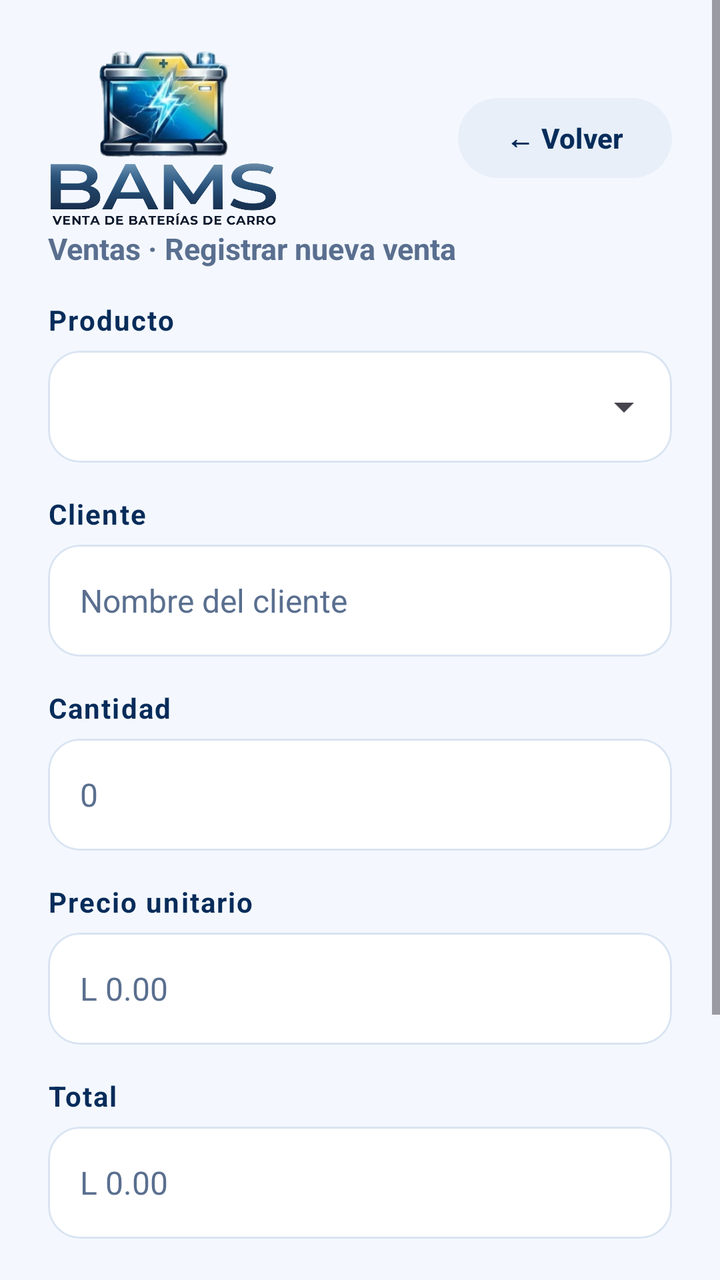
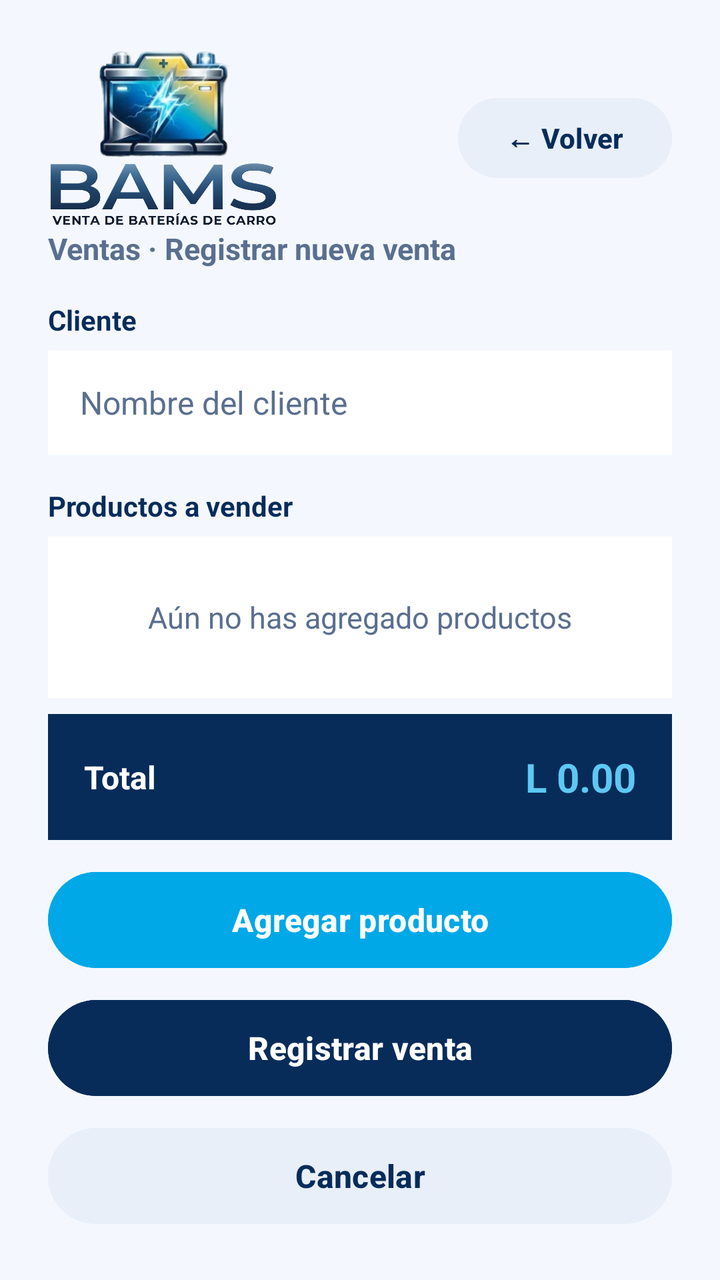

Before-and-after screenshots of an Android layout around one commit, followed by the original layout XML and the change that was made.
<!-- AndroidManifest.xml: application theme Theme.BAMS -->
<!-- res/layout/activity_registrar_ventas.xml -->
<?xml version="1.0" encoding="utf-8"?>
<ScrollView xmlns:android="http://schemas.android.com/apk/res/android"
    xmlns:app="http://schemas.android.com/apk/res-auto"
    android:layout_width="match_parent"
    android:layout_height="match_parent"
    android:background="#F4F8FE"
    android:fillViewport="true">

    <LinearLayout
        android:layout_width="match_parent"
        android:layout_height="wrap_content"
        android:orientation="vertical"
        android:padding="24dp">

        <LinearLayout
            android:layout_width="match_parent"
            android:layout_height="wrap_content"
            android:gravity="center_vertical"
            android:orientation="horizontal">

            <ImageView
                android:layout_width="120dp"
                android:layout_height="90dp"
                android:contentDescription="BAMS"
                android:scaleType="fitStart"
                app:srcCompat="@mipmap/logo" />

            <View
                android:layout_width="0dp"
                android:layout_height="1dp"
                android:layout_weight="1" />

            <com.google.android.material.button.MaterialButton
                android:id="@+id/btnVolver"
                android:layout_width="wrap_content"
                android:layout_height="48dp"
                android:text="← Volver"
                android:textAllCaps="false"
                android:textColor="#072C5A"
                android:textStyle="bold"
                app:backgroundTint="#E8EFF8"
                app:cornerRadius="24dp" />
        </LinearLayout>

        <TextView
            android:layout_width="wrap_content"
            android:layout_height="wrap_content"
            android:text="Ventas · Registrar nueva venta"
            android:textColor="#5A6F8F"
            android:textSize="15sp"
            android:textStyle="bold" />

        <TextView
            android:layout_width="match_parent"
            android:layout_height="wrap_content"
            android:layout_marginTop="16dp"
            android:letterSpacing="0.05"
            android:text="Producto"
            android:textColor="#072C5A"
            android:textSize="14sp"
            android:textStyle="bold" />

        <com.google.android.material.card.MaterialCardView
            android:layout_width="match_parent"
            android:layout_height="56dp"
            android:layout_marginTop="6dp"
            app:cardBackgroundColor="#FFFFFF"
            app:cardCornerRadius="16dp"
            app:cardElevation="0dp"
            app:strokeColor="#D9E4F2"
            app:strokeWidth="1dp">

            <Spinner
                android:id="@+id/spProducto"
                android:layout_width="match_parent"
                android:layout_height="match_parent"
                android:paddingStart="12dp"
                android:paddingEnd="12dp" />
        </com.google.android.material.card.MaterialCardView>

        <TextView
            android:layout_width="match_parent"
            android:layout_height="wrap_content"
            android:layout_marginTop="16dp"
            android:letterSpacing="0.05"
            android:text="Cliente"
            android:textColor="#072C5A"
            android:textSize="14sp"
            android:textStyle="bold" />

        <com.google.android.material.card.MaterialCardView
            android:layout_width="match_parent"
            android:layout_height="56dp"
            android:layout_marginTop="6dp"
            app:cardBackgroundColor="#FFFFFF"
            app:cardCornerRadius="16dp"
            app:cardElevation="0dp"
            app:strokeColor="#D9E4F2"
            app:strokeWidth="1dp">

            <EditText
                android:id="@+id/etCliente"
                android:layout_width="match_parent"
                android:layout_height="match_parent"
                android:background="@null"
                android:hint="Nombre del cliente"
                android:inputType="textPersonName"
                android:paddingStart="16dp"
                android:paddingEnd="16dp"
                android:textColor="#072C5A"
                android:textColorHint="#5A6F8F"
                android:textSize="16sp" />
        </com.google.android.material.card.MaterialCardView>

        <TextView
            android:layout_width="match_parent"
            android:layout_height="wrap_content"
            android:layout_marginTop="16dp"
            android:letterSpacing="0.05"
            android:text="Cantidad"
            android:textColor="#072C5A"
            android:textSize="14sp"
            android:textStyle="bold" />

        <com.google.android.material.card.MaterialCardView
            android:layout_width="match_parent"
            android:layout_height="56dp"
            android:layout_marginTop="6dp"
            app:cardBackgroundColor="#FFFFFF"
            app:cardCornerRadius="16dp"
            app:cardElevation="0dp"
            app:strokeColor="#D9E4F2"
            app:strokeWidth="1dp">

            <EditText
                android:id="@+id/etCantidad"
                android:layout_width="match_parent"
                android:layout_height="match_parent"
                android:background="@null"
                android:hint="0"
                android:inputType="number"
                android:paddingStart="16dp"
                android:paddingEnd="16dp"
                android:textColor="#072C5A"
                android:textColorHint="#5A6F8F"
                android:textSize="16sp" />
        </com.google.android.material.card.MaterialCardView>

        <TextView
            android:layout_width="match_parent"
            android:layout_height="wrap_content"
            android:layout_marginTop="16dp"
            android:letterSpacing="0.05"
            android:text="Precio unitario"
            android:textColor="#072C5A"
            android:textSize="14sp"
            android:textStyle="bold" />

        <com.google.android.material.card.MaterialCardView
            android:layout_width="match_parent"
            android:layout_height="56dp"
            android:layout_marginTop="6dp"
            app:cardBackgroundColor="#FFFFFF"
            app:cardCornerRadius="16dp"
            app:cardElevation="0dp"
            app:strokeColor="#D9E4F2"
            app:strokeWidth="1dp">

            <EditText
                android:id="@+id/etPrecio"
                android:layout_width="match_parent"
                android:layout_height="match_parent"
                android:background="@null"
                android:enabled="false"
                android:hint="L 0.00"
                android:inputType="text"
                android:paddingStart="16dp"
                android:paddingEnd="16dp"
                android:textColor="#072C5A"
                android:textColorHint="#5A6F8F"
                android:textSize="16sp" />
        </com.google.android.material.card.MaterialCardView>

        <TextView
            android:layout_width="match_parent"
            android:layout_height="wrap_content"
            android:layout_marginTop="16dp"
            android:letterSpacing="0.05"
            android:text="Total"
            android:textColor="#072C5A"
            android:textSize="14sp"
            android:textStyle="bold" />

        <com.google.android.material.card.MaterialCardView
            android:layout_width="match_parent"
            android:layout_height="56dp"
            android:layout_marginTop="6dp"
            app:cardBackgroundColor="#FFFFFF"
            app:cardCornerRadius="16dp"
            app:cardElevation="0dp"
            app:strokeColor="#D9E4F2"
            app:strokeWidth="1dp">

            <EditText
                android:id="@+id/etTotal"
                android:layout_width="match_parent"
                android:layout_height="match_parent"
                android:background="@null"
                android:enabled="false"
                android:hint="L 0.00"
                android:inputType="text"
                android:paddingStart="16dp"
                android:paddingEnd="16dp"
                android:textColor="#072C5A"
                android:textColorHint="#5A6F8F"
                android:textSize="16sp" />
        </com.google.android.material.card.MaterialCardView>

        <com.google.android.material.button.MaterialButton
            android:id="@+id/btnRegistrarVenta"
            android:layout_width="match_parent"
            android:layout_height="64dp"
            android:layout_marginTop="24dp"
            android:letterSpacing="0.08"
            android:text="Registrar venta"
            android:textAllCaps="false"
            android:textColor="#FFFFFF"
            android:textSize="16sp"
            android:textStyle="bold"
            app:backgroundTint="#00A8E8"
            app:cornerRadius="28dp" />

        <com.google.android.material.button.MaterialButton
            android:id="@+id/btnCancelar"
            android:layout_width="match_parent"
            android:layout_height="64dp"
            android:layout_marginTop="12dp"
            android:letterSpacing="0.08"
            android:text="Cancelar"
            android:textAllCaps="false"
            android:textColor="#FFFFFF"
            android:textSize="16sp"
            android:textStyle="bold"
            app:backgroundTint="#072C5A"
            app:cornerRadius="28dp" />
    </LinearLayout>
</ScrollView>
<!-- resources referenced by this layout -->
<resources>
  <!-- mipmap logo: png bitmap (mipmap-hdpi, 496674 bytes) -->
  <style name="Theme.BAMS" parent="Base.Theme.BAMS" />
  <style name="Base.Theme.BAMS" parent="Theme.Material3.DayNight.NoActionBar">
          
          
      </style>
</resources>

<!-- the commit's change to res/layout/activity_registrar_ventas.xml (unified diff, before → after) -->
@@ -1,247 +1,167 @@
 <?xml version="1.0" encoding="utf-8"?>
-<ScrollView xmlns:android="http://schemas.android.com/apk/res/android"
-    xmlns:app="http://schemas.android.com/apk/res-auto"
+<LinearLayout xmlns:android="http://schemas.android.com/apk/res/android"
     android:layout_width="match_parent"
     android:layout_height="match_parent"
     android:background="#F4F8FE"
-    android:fillViewport="true">
+    android:orientation="vertical"
+    android:padding="24dp">
 
     <LinearLayout
         android:layout_width="match_parent"
         android:layout_height="wrap_content"
-        android:orientation="vertical"
-        android:padding="24dp">
+        android:gravity="center_vertical"
+        android:orientation="horizontal">
 
-        <LinearLayout
+        <ImageView
+            android:layout_width="120dp"
+            android:layout_height="90dp"
+            android:contentDescription="BAMS"
+            android:scaleType="fitStart"
+            android:src="@mipmap/logo" />
+
+        <View
+            android:layout_width="0dp"
+            android:layout_height="1dp"
+            android:layout_weight="1" />
+
+        <Button
+            android:id="@+id/btnVolver"
+            android:layout_width="wrap_content"
+            android:layout_height="48dp"
+            android:backgroundTint="#E8EFF8"
+            android:text="← Volver"
+            android:textAllCaps="false"
+            android:textColor="#072C5A"
+            android:textStyle="bold" />
+    </LinearLayout>
+
+    <TextView
+        android:layout_width="wrap_content"
+        android:layout_height="wrap_content"
+        android:text="Ventas · Registrar nueva venta"
+        android:textColor="#5A6F8F"
+        android:textSize="15sp"
+        android:textStyle="bold" />
+
+    <TextView
+        android:layout_width="match_parent"
+        android:layout_height="wrap_content"
+        android:layout_marginTop="16dp"
+        android:text="Cliente"
+        android:textColor="#072C5A"
+        android:textSize="14sp"
+        android:textStyle="bold" />
+
+    <EditText
+        android:id="@+id/etCliente"
+        android:layout_width="match_parent"
+        android:layout_height="52dp"
+        android:layout_marginTop="6dp"
+        android:background="#FFFFFF"
+        android:hint="Nombre del cliente"
+        android:inputType="textPersonName"
+        android:paddingStart="16dp"
+        android:paddingEnd="16dp"
+        android:textColor="#072C5A"
+        android:textColorHint="#5A6F8F"
+        android:textSize="16sp" />
+
+    <TextView
+        android:layout_width="match_parent"
+        android:layout_height="wrap_content"
+        android:layout_marginTop="16dp"
+        android:text="Productos a vender"
+        android:textColor="#072C5A"
+        android:textSize="14sp"
+        android:textStyle="bold" />
+
+    <FrameLayout
+        android:layout_width="match_parent"
+        android:layout_height="0dp"
+        android:layout_marginTop="6dp"
+        android:layout_weight="1"
+        android:background="#FFFFFF">
+
+        <GridView
+            android:id="@+id/gvProductosVenta"
+            android:layout_width="match_parent"
+            android:layout_height="match_parent"
+            android:horizontalSpacing="0dp"
+            android:numColumns="1"
+            android:verticalSpacing="1dp" />
+
+        <TextView
+            android:id="@+id/tvSinProductos"
             android:layout_width="match_parent"
             android:layout_height="wrap_content"
-            android:gravity="center_vertical"
-            android:orientation="horizontal">
+            android:layout_gravity="center"
+            android:gravity="center"
+            android:text="Aún no has agregado productos"
+            android:textColor="#5A6F8F"
+            android:textSize="15sp" />
+    </FrameLayout>
 
-            <ImageView
-                android:layout_width="120dp"
-                android:layout_height="90dp"
-                android:contentDescription="BAMS"
-                android:scaleType="fitStart"
-                app:srcCompat="@mipmap/logo" />
-
-            <View
-                android:layout_width="0dp"
-                android:layout_height="1dp"
-                android:layout_weight="1" />
-
-            <com.google.android.material.button.MaterialButton
-                android:id="@+id/btnVolver"
-                android:layout_width="wrap_content"
-                android:layout_height="48dp"
-                android:text="← Volver"
-                android:textAllCaps="false"
-                android:textColor="#072C5A"
-                android:textStyle="bold"
-                app:backgroundTint="#E8EFF8"
-                app:cornerRadius="24dp" />
-        </LinearLayout>
+    <LinearLayout
+        android:layout_width="match_parent"
+        android:layout_height="wrap_content"
+        android:layout_marginTop="8dp"
+        android:background="#072C5A"
+        android:gravity="center_vertical"
+        android:orientation="horizontal"
+        android:padding="18dp">
 
         <TextView
-            android:layout_width="wrap_content"
+            android:layout_width="0dp"
             android:layout_height="wrap_content"
-            android:text="Ventas · Registrar nueva venta"
-            android:textColor="#5A6F8F"
-            android:textSize="15sp"
+            android:layout_weight="1"
+            android:text="Total"
+            android:textColor="#FFFFFF"
+            android:textSize="16sp"
             android:textStyle="bold" />
 
         <TextView
-            android:layout_width="match_parent"
+            android:id="@+id/tvTotalVenta"
+            android:layout_width="wrap_content"
             android:layout_height="wrap_content"
-            android:layout_marginTop="16dp"
-            android:letterSpacing="0.05"
-            android:text="Producto"
-            android:textColor="#072C5A"
-            android:textSize="14sp"
+            android:text="L 0.00"
+            android:textColor="#5EC8F2"
+            android:textSize="20sp"
             android:textStyle="bold" />
+    </LinearLayout>
 
-        <com.google.android.material.card.MaterialCardView
-            android:layout_width="match_parent"
-            android:layout_height="56dp"
-            android:layout_marginTop="6dp"
-            app:cardBackgroundColor="#FFFFFF"
-            app:cardCornerRadius="16dp"
-            app:cardElevation="0dp"
-            app:strokeColor="#D9E4F2"
-            app:strokeWidth="1dp">
+    <Button
+        android:id="@+id/btnAgregarProducto"
+        android:layout_width="match_parent"
+        android:layout_height="56dp"
+        android:layout_marginTop="12dp"
+        android:backgroundTint="#00A8E8"
+        android:text="Agregar producto"
+        android:textAllCaps="false"
+        android:textColor="#FFFFFF"
+        android:textSize="16sp"
+        android:textStyle="bold" />
 
-            <Spinner
-                android:id="@+id/spProducto"
-                android:layout_width="match_parent"
-                android:layout_height="match_parent"
-                android:paddingStart="12dp"
-                android:paddingEnd="12dp" />
-        </com.google.android.material.card.MaterialCardView>
+    <Button
+        android:id="@+id/btnRegistrarVenta"
+        android:layout_width="match_parent"
+        android:layout_height="56dp"
+        android:layout_marginTop="8dp"
+        android:backgroundTint="#072C5A"
+        android:text="Registrar venta"
+        android:textAllCaps="false"
+        android:textColor="#FFFFFF"
+        android:textSize="16sp"
+        android:textStyle="bold" />
 
-        <TextView
-            android:layout_width="match_parent"
-            android:layout_height="wrap_content"
-            android:layout_marginTop="16dp"
-            android:letterSpacing="0.05"
-            android:text="Cliente"
-            android:textColor="#072C5A"
-            android:textSize="14sp"
-            android:textStyle="bold" />
-
-        <com.google.android.material.card.MaterialCardView
-            android:layout_width="match_parent"
-            android:layout_height="56dp"
-            android:layout_marginTop="6dp"
-            app:cardBackgroundColor="#FFFFFF"
-            app:cardCornerRadius="16dp"
-            app:cardElevation="0dp"
-            app:strokeColor="#D9E4F2"
-            app:strokeWidth="1dp">
-
-            <EditText
-                android:id="@+id/etCliente"
-                android:layout_width="match_parent"
-                android:layout_height="match_parent"
-                android:background="@null"
-                android:hint="Nombre del cliente"
-                android:inputType="textPersonName"
-                android:paddingStart="16dp"
-                android:paddingEnd="16dp"
-                android:textColor="#072C5A"
-                android:textColorHint="#5A6F8F"
-                android:textSize="16sp" />
-        </com.google.android.material.card.MaterialCardView>
-
-        <TextView
-            android:layout_width="match_parent"
-            android:layout_height="wrap_content"
-            android:layout_marginTop="16dp"
-            android:letterSpacing="0.05"
-            android:text="Cantidad"
-            android:textColor="#072C5A"
-            android:textSize="14sp"
-            android:textStyle="bold" />
-
-        <com.google.android.material.card.MaterialCardView
-            android:layout_width="match_parent"
-            android:layout_height="56dp"
-            android:layout_marginTop="6dp"
-            app:cardBackgroundColor="#FFFFFF"
-            app:cardCornerRadius="16dp"
-            app:cardElevation="0dp"
-            app:strokeColor="#D9E4F2"
-            app:strokeWidth="1dp">
-
-            <EditText
-                android:id="@+id/etCantidad"
-                android:layout_width="match_parent"
-                android:layout_height="match_parent"
-                android:background="@null"
-                android:hint="0"
-                android:inputType="number"
-                android:paddingStart="16dp"
-                android:paddingEnd="16dp"
-                android:textColor="#072C5A"
-                android:textColorHint="#5A6F8F"
-                android:textSize="16sp" />
-        </com.google.android.material.card.MaterialCardView>
-
-        <TextView
-            android:layout_width="match_parent"
-            android:layout_height="wrap_content"
-            android:layout_marginTop="16dp"
-            android:letterSpacing="0.05"
-            android:text="Precio unitario"
-            android:textColor="#072C5A"
-            android:textSize="14sp"
-            android:textStyle="bold" />
-
-        <com.google.android.material.card.MaterialCardView
-            android:layout_width="match_parent"
-            android:layout_height="56dp"
-            android:layout_marginTop="6dp"
-            app:cardBackgroundColor="#FFFFFF"
-            app:cardCornerRadius="16dp"
-            app:cardElevation="0dp"
-            app:strokeColor="#D9E4F2"
-            app:strokeWidth="1dp">
-
-            <EditText
-                android:id="@+id/etPrecio"
-                android:layout_width="match_parent"
-                android:layout_height="match_parent"
-                android:background="@null"
-                android:enabled="false"
-                android:hint="L 0.00"
-                android:inputType="text"
-                android:paddingStart="16dp"
-                android:paddingEnd="16dp"
-                android:textColor="#072C5A"
-                android:textColorHint="#5A6F8F"
-                android:textSize="16sp" />
-        </com.google.android.material.card.MaterialCardView>
-
-        <TextView
-            android:layout_width="match_parent"
-            android:layout_height="wrap_content"
-            android:layout_marginTop="16dp"
-            android:letterSpacing="0.05"
-            android:text="Total"
-            android:textColor="#072C5A"
-            android:textSize="14sp"
-            android:textStyle="bold" />
-
-        <com.google.android.material.card.MaterialCardView
-            android:layout_width="match_parent"
-            android:layout_height="56dp"
-            android:layout_marginTop="6dp"
-            app:cardBackgroundColor="#FFFFFF"
-            app:cardCornerRadius="16dp"
-            app:cardElevation="0dp"
-            app:strokeColor="#D9E4F2"
-            app:strokeWidth="1dp">
-
-            <EditText
-                android:id="@+id/etTotal"
-                android:layout_width="match_parent"
-                android:layout_height="match_parent"
-                android:background="@null"
-                android:enabled="false"
-                android:hint="L 0.00"
-                android:inputType="text"
-                android:paddingStart="16dp"
-                android:paddingEnd="16dp"
-                android:textColor="#072C5A"
-                android:textColorHint="#5A6F8F"
-                android:textSize="16sp" />
-        </com.google.android.material.card.MaterialCardView>
-
-        <com.google.android.material.button.MaterialButton
-            android:id="@+id/btnRegistrarVenta"
-            android:layout_width="match_parent"
-            android:layout_height="64dp"
-            android:layout_marginTop="24dp"
-            android:letterSpacing="0.08"
-            android:text="Registrar venta"
-            android:textAllCaps="false"
-            android:textColor="#FFFFFF"
-            android:textSize="16sp"
-            android:textStyle="bold"
-            app:backgroundTint="#00A8E8"
-            app:cornerRadius="28dp" />
-
-        <com.google.android.material.button.MaterialButton
-            android:id="@+id/btnCancelar"
-            android:layout_width="match_parent"
-            android:layout_height="64dp"
-            android:layout_marginTop="12dp"
-            android:letterSpacing="0.08"
-            android:text="Cancelar"
-            android:textAllCaps="false"
-            android:textColor="#FFFFFF"
-            android:textSize="16sp"
-            android:textStyle="bold"
-            app:backgroundTint="#072C5A"
-            app:cornerRadius="28dp" />
-    </LinearLayout>
-</ScrollView>
+    <Button
+        android:id="@+id/btnCancelar"
+        android:layout_width="match_parent"
+        android:layout_height="56dp"
+        android:layout_marginTop="8dp"
+        android:backgroundTint="#E8EFF8"
+        android:text="Cancelar"
+        android:textAllCaps="false"
+        android:textColor="#072C5A"
+        android:textSize="16sp"
+        android:textStyle="bold" />
+</LinearLayout>
